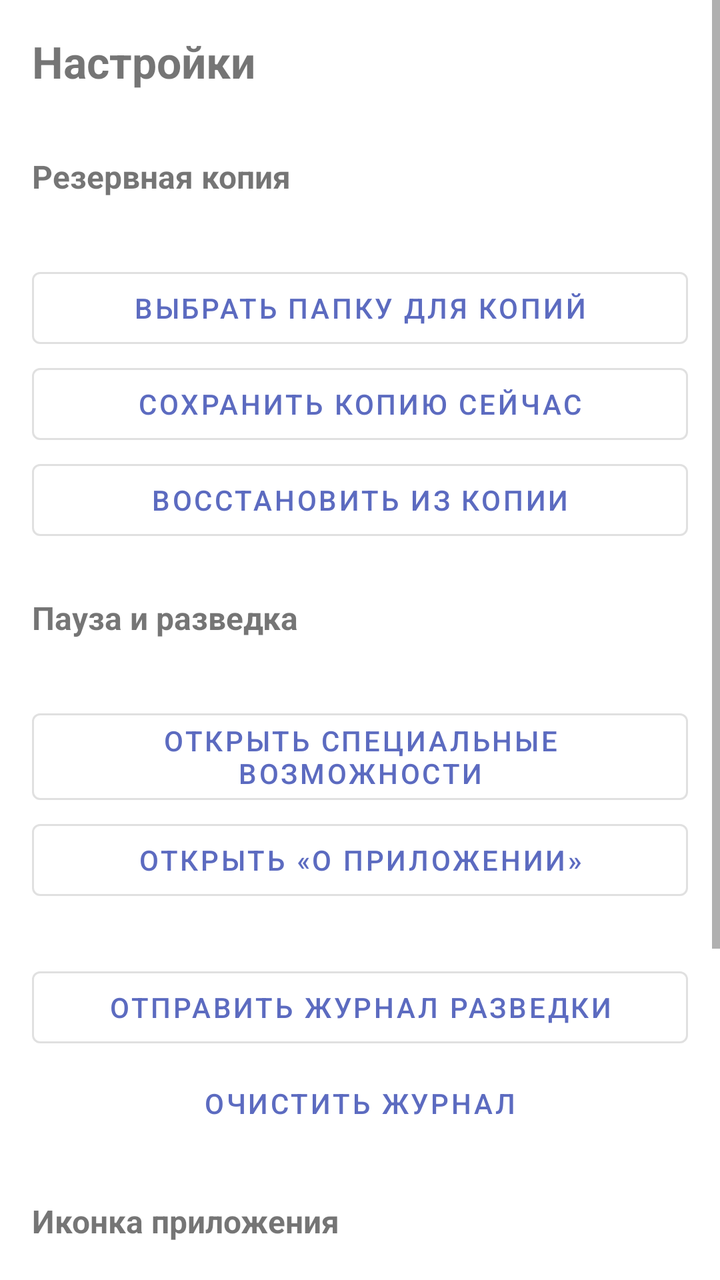
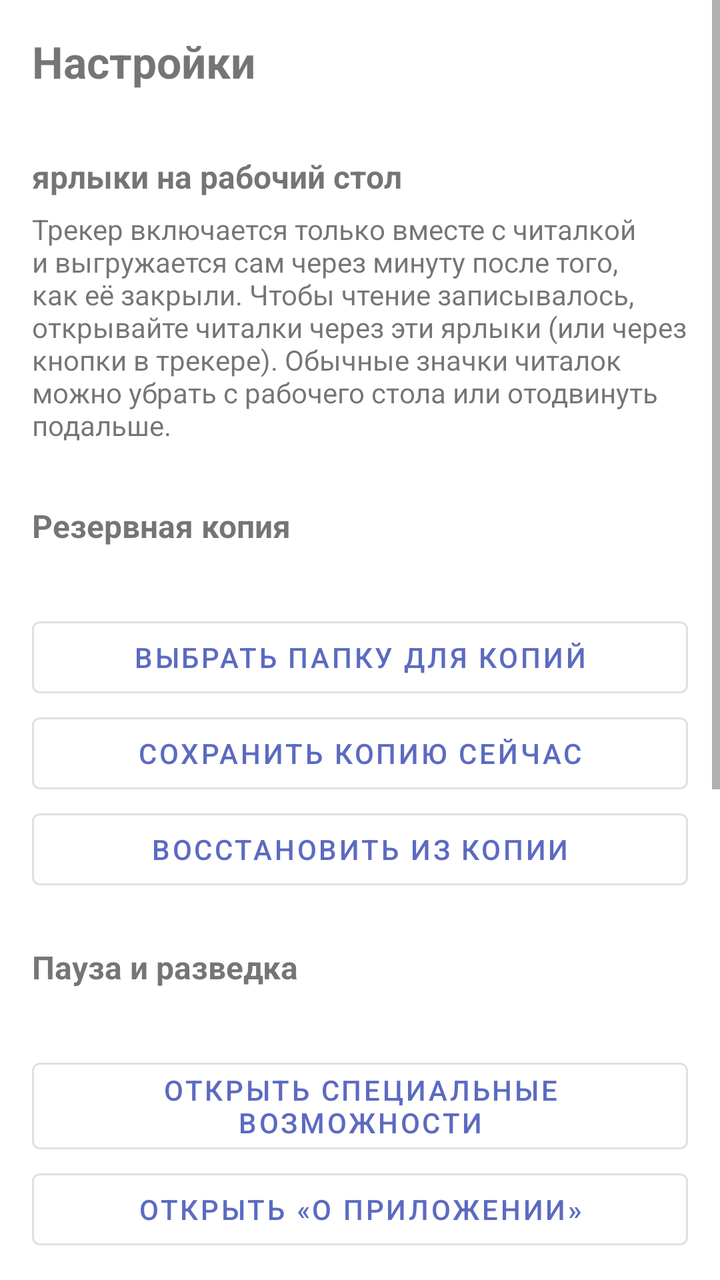

Screens rendered from an Android XML layout before and after an edit, with the pre-edit source and the edit as a unified diff.
<!-- AndroidManifest.xml: application theme Theme.ReadingTracker -->
<!-- res/layout/fragment_settings.xml -->
<?xml version="1.0" encoding="utf-8"?>
<ScrollView
    xmlns:android="http://schemas.android.com/apk/res/android"
    android:layout_width="match_parent"
    android:layout_height="match_parent">

    <LinearLayout
        android:layout_width="match_parent"
        android:layout_height="wrap_content"
        android:orientation="vertical"
        android:padding="16dp">

        <TextView
            android:layout_width="wrap_content"
            android:layout_height="wrap_content"
            android:text="Настройки"
            android:textSize="22sp"
            android:textStyle="bold"
            android:layout_marginBottom="8dp" />

        
        <TextView style="@style/SettingsSection" android:text="Резервная копия" />
        <TextView
            android:id="@+id/tvBackupStatus"
            android:layout_width="match_parent"
            android:layout_height="wrap_content"
            android:textSize="14sp"
            android:layout_marginBottom="6dp" />
        <Button
            android:id="@+id/btnBackupFolder"
            android:layout_width="match_parent"
            android:layout_height="wrap_content"
            android:text="Выбрать папку для копий"
            style="@style/Widget.MaterialComponents.Button.OutlinedButton" />
        <Button
            android:id="@+id/btnBackupNow"
            android:layout_width="match_parent"
            android:layout_height="wrap_content"
            android:text="Сохранить копию сейчас"
            style="@style/Widget.MaterialComponents.Button.OutlinedButton" />
        <Button
            android:id="@+id/btnRestore"
            android:layout_width="match_parent"
            android:layout_height="wrap_content"
            android:text="Восстановить из копии"
            style="@style/Widget.MaterialComponents.Button.OutlinedButton" />

        
        <TextView style="@style/SettingsSection" android:text="Пауза и разведка" />
        <TextView
            android:id="@+id/tvA11yStatus"
            android:layout_width="match_parent"
            android:layout_height="wrap_content"
            android:textSize="14sp"
            android:layout_marginBottom="6dp" />
        <Button
            android:id="@+id/btnA11y"
            android:layout_width="match_parent"
            android:layout_height="wrap_content"
            android:text="Открыть специальные возможности"
            style="@style/Widget.MaterialComponents.Button.OutlinedButton" />
        <Button
            android:id="@+id/btnAppInfo"
            android:layout_width="match_parent"
            android:layout_height="wrap_content"
            android:text="Открыть «О приложении»"
            style="@style/Widget.MaterialComponents.Button.OutlinedButton" />
        <TextView
            android:id="@+id/tvScout"
            android:layout_width="match_parent"
            android:layout_height="wrap_content"
            android:textSize="13sp"
            android:textColor="?android:attr/textColorSecondary"
            android:layout_marginTop="8dp" />
        <Button
            android:id="@+id/btnShareScout"
            android:layout_width="match_parent"
            android:layout_height="wrap_content"
            android:text="Отправить журнал разведки"
            style="@style/Widget.MaterialComponents.Button.OutlinedButton" />
        <Button
            android:id="@+id/btnClearScout"
            android:layout_width="match_parent"
            android:layout_height="wrap_content"
            android:text="Очистить журнал"
            style="@style/Widget.MaterialComponents.Button.TextButton" />

        
        <TextView style="@style/SettingsSection" android:text="Иконка приложения" />
        <LinearLayout
            android:id="@+id/iconRow"
            android:layout_width="match_parent"
            android:layout_height="wrap_content"
            android:orientation="horizontal" />

        
        <TextView style="@style/SettingsSection" android:text="Проверка" />
        <TextView
            android:id="@+id/tvReport"
            android:layout_width="match_parent"
            android:layout_height="wrap_content"
            android:textSize="12sp"
            android:textIsSelectable="true"
            android:fontFamily="monospace"
            android:layout_marginBottom="8dp" />
        <Button
            android:id="@+id/btnTestBubble"
            android:layout_width="match_parent"
            android:layout_height="wrap_content"
            android:text="Показать пузырёк для проверки"
            style="@style/Widget.MaterialComponents.Button.OutlinedButton" />
        <Button
            android:id="@+id/btnCopy"
            android:layout_width="match_parent"
            android:layout_height="wrap_content"
            android:text="Скопировать отчёт"
            style="@style/Widget.MaterialComponents.Button.OutlinedButton" />
        <Button
            android:id="@+id/btnClearError"
            android:layout_width="match_parent"
            android:layout_height="wrap_content"
            android:text="Стереть ошибку"
            style="@style/Widget.MaterialComponents.Button.TextButton" />
    </LinearLayout>
</ScrollView>
<!-- resources referenced by this layout -->
<resources>
  <style name="SettingsSection">
          <item name="android:layout_width">wrap_content</item>
          <item name="android:layout_height">wrap_content</item>
          <item name="android:textSize">16sp</item>
          <item name="android:textStyle">bold</item>
          <item name="android:paddingTop">24dp</item>
          <item name="android:paddingBottom">6dp</item>
      </style>
  <style name="Theme.ReadingTracker" parent="Theme.MaterialComponents.DayNight.DarkActionBar">
          <item name="colorPrimary">#5C6BC0</item>
          <item name="colorPrimaryVariant">#3949AB</item>
          <item name="colorOnPrimary">@android:color/white</item>
          <item name="colorSecondary">#26A69A</item>
          <item name="colorOnSecondary">@android:color/white</item>
          <item name="android:statusBarColor">?attr/colorPrimaryVariant</item>
          <item name="windowActionBar">false</item>
          <item name="windowNoTitle">true</item>
      </style>
</resources>

<!-- the commit's change to res/layout/fragment_settings.xml (unified diff, before → after) -->
@@ -17,6 +17,20 @@
             android:textSize="22sp"
             android:textStyle="bold"
             android:layout_marginBottom="8dp" />
+
+        
+        <TextView style="@style/SettingsSection" android:text="ярлыки на рабочий стол" />
+        <TextView
+            android:layout_width="match_parent"
+            android:layout_height="wrap_content"
+            android:textSize="14sp"
+            android:layout_marginBottom="6dp"
+            android:text="Трекер включается только вместе с читалкой и выгружается сам через минуту после того, как её закрыли. Чтобы чтение записывалось, открывайте читалки через эти ярлыки (или через кнопки в трекере). Обычные значки читалок можно убрать с рабочего стола или отодвинуть подальше." />
+        <LinearLayout
+            android:id="@+id/shortcutButtons"
+            android:layout_width="match_parent"
+            android:layout_height="wrap_content"
+            android:orientation="vertical" />
 
         
         <TextView style="@style/SettingsSection" android:text="Резервная копия" />
